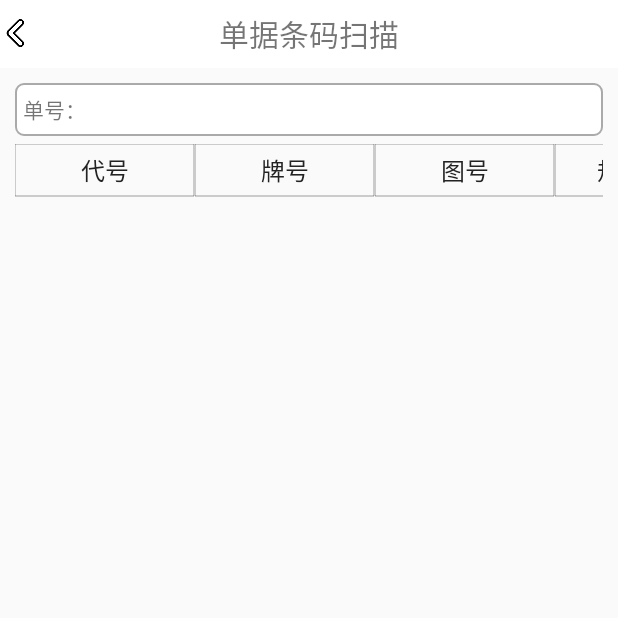
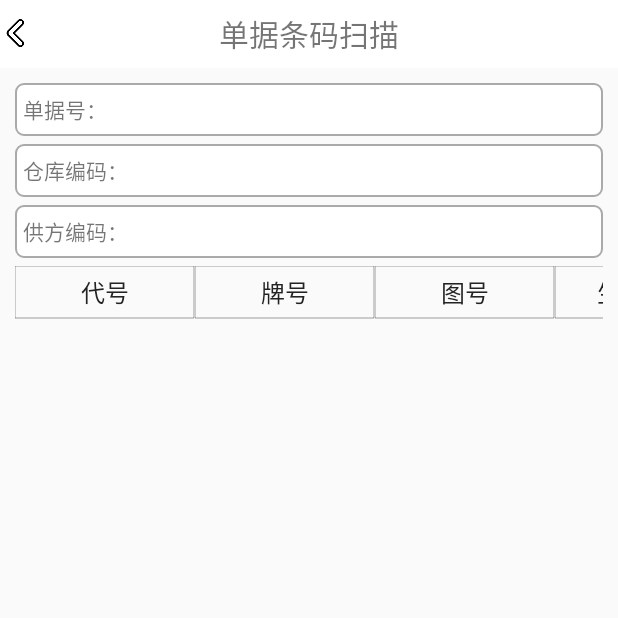
Before and after one commit to 1009839225/Scan-code-gun-APP, an Android app: the DocumentActivity screen opened directly, with no data from a screen before it, on a phone screen of 412 x 824 dp, the top half of it. Run offline under Robolectric (Android 15) with nearby library versions, the phone set to English and light mode, and no system bars; our stand-ins replace ButterKnife; libraries missing offline, so code that uses them is left out: com.pedaily.yc; 1 statement that could not run was skipped.

```diff
--- a/app/src/main/res/layout/activity_verify_big.xml
+++ b/app/src/main/res/layout/activity_verify_big.xml
@@ -41,7 +41,7 @@
         <TextView
             android:layout_width="wrap_content"
             android:layout_height="wrap_content"
-            android:text="表头值1：" />
+            android:text="纸盒标签：" />
 
         <EditText
             android:id="@+id/et_zhtm"
@@ -65,7 +65,7 @@
         <TextView
             android:layout_width="wrap_content"
             android:layout_height="wrap_content"
-            android:text="表头值2：" />
+            android:text="行号：" />
 
         <EditText
             android:id="@+id/et_ckbm"
@@ -80,6 +80,7 @@
     </LinearLayout>
 
     <LinearLayout
+        android:visibility="gone"
         style="@style/InputBoxStyle"
         android:layout_width="match_parent"
         android:layout_height="wrap_content"
@@ -105,6 +106,7 @@
     </LinearLayout>
 
     <LinearLayout
+        android:visibility="gone"
         style="@style/InputBoxStyle"
         android:layout_width="match_parent"
         android:layout_height="wrap_content"
--- a/app/src/main/res/layout/activity_verify_doc.xml
+++ b/app/src/main/res/layout/activity_verify_doc.xml
@@ -30,7 +30,31 @@
     <!-- 扫描纸盒条码 -->
 
     <LinearLayout
+        style="@style/InputBoxStyle"
+        android:layout_width="match_parent"
+        android:layout_height="wrap_content"
+        android:layout_marginLeft="10dp"
         android:layout_marginTop="10dp"
+        android:layout_marginRight="10dp"
+        android:orientation="horizontal">
+
+        <TextView
+            android:layout_width="wrap_content"
+            android:layout_height="wrap_content"
+            android:text="单据号：" />
+
+        <EditText
+            android:id="@+id/et_djtm"
+            style="@style/EditTextStyle"
+            android:layout_width="match_parent"
+            android:layout_height="wrap_content"
+            android:singleLine="true">
+
+            <requestFocus />
+        </EditText>
+    </LinearLayout>
+
+    <LinearLayout
         style="@style/InputBoxStyle"
         android:layout_width="match_parent"
         android:layout_height="wrap_content"
@@ -41,16 +65,40 @@
         <TextView
             android:layout_width="wrap_content"
             android:layout_height="wrap_content"
-            android:text="单号：" />
+            android:text="仓库编码：" />
 
         <EditText
-            android:id="@+id/et_djtm"
+            android:focusable="false"
+            android:id="@+id/et_ckbm"
             style="@style/EditTextStyle"
             android:layout_width="match_parent"
             android:layout_height="wrap_content"
             android:singleLine="true">
 
-            <requestFocus />
+        </EditText>
+    </LinearLayout>
+
+    <LinearLayout
+        style="@style/InputBoxStyle"
+        android:layout_width="match_parent"
+        android:layout_height="wrap_content"
+        android:layout_marginLeft="10dp"
+        android:layout_marginRight="10dp"
+        android:orientation="horizontal">
+
+        <TextView
+            android:layout_width="wrap_content"
+            android:layout_height="wrap_content"
+            android:text="供方编码：" />
+
+        <EditText
+            android:focusable="false"
+            android:id="@+id/et_gfbm"
+            style="@style/EditTextStyle"
+            android:layout_width="match_parent"
+            android:layout_height="wrap_content"
+            android:singleLine="true">
+
         </EditText>
     </LinearLayout>
 
@@ -86,11 +134,11 @@
     </LinearLayout>
 
     <LinearLayout
-        android:visibility="gone"
         android:layout_width="match_parent"
         android:layout_height="wrap_content"
+        android:layout_marginLeft="5dp"
         android:layout_marginRight="5dp"
-        android:layout_marginLeft="5dp">
+        android:visibility="gone">
 
         <Button
             android:id="@+id/bt_hd"
@@ -104,11 +152,11 @@
     </LinearLayout>
 
     <LinearLayout
-        android:visibility="gone"
         android:layout_width="match_parent"
         android:layout_height="wrap_content"
+        android:layout_marginLeft="5dp"
         android:layout_marginRight="5dp"
-        android:layout_marginLeft="5dp">
+        android:visibility="gone">
 
         <Button
             android:id="@+id/bt_jx"
--- a/app/src/main/res/layout/table_zhtm.xml
+++ b/app/src/main/res/layout/table_zhtm.xml
@@ -111,6 +111,7 @@
         android:layout_toEndOf="@+id/list_1_7" />
 
     <util.MyTableTextView1
+        android:visibility="gone"
         android:focusable="false"
         android:id="@+id/list_1_9"
         android:layout_width="200dp"
```
Also changed, not shown: app/src/main/java/com/gztd/verify/DocumentActivity.java (+70 -112 lines).
